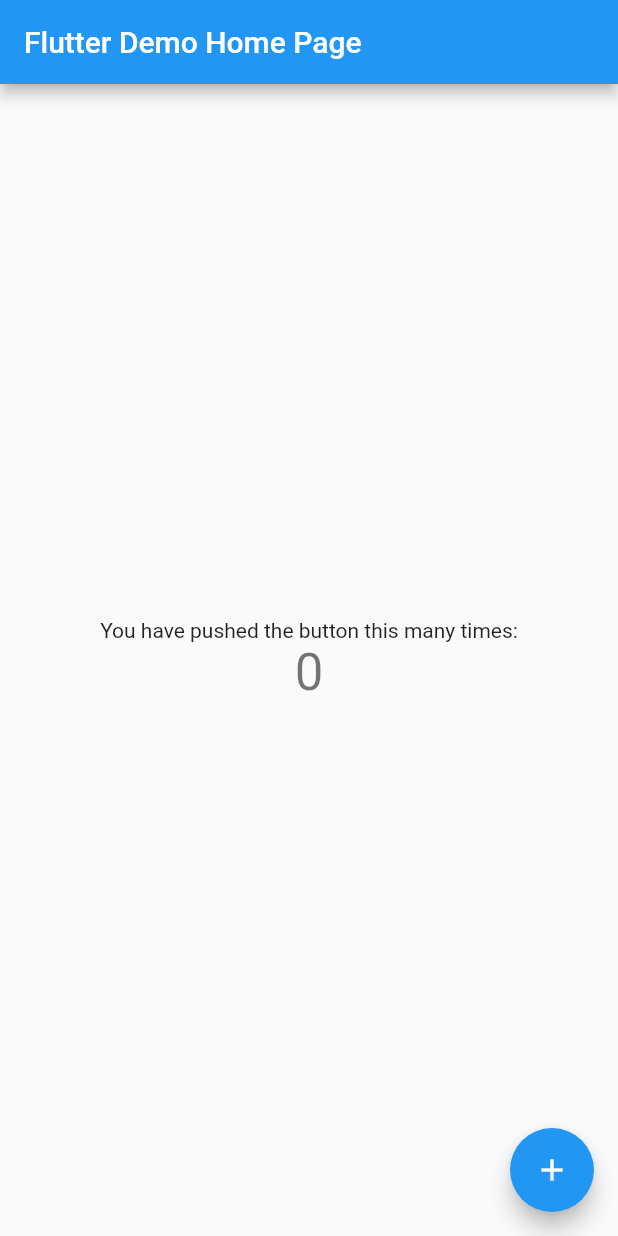
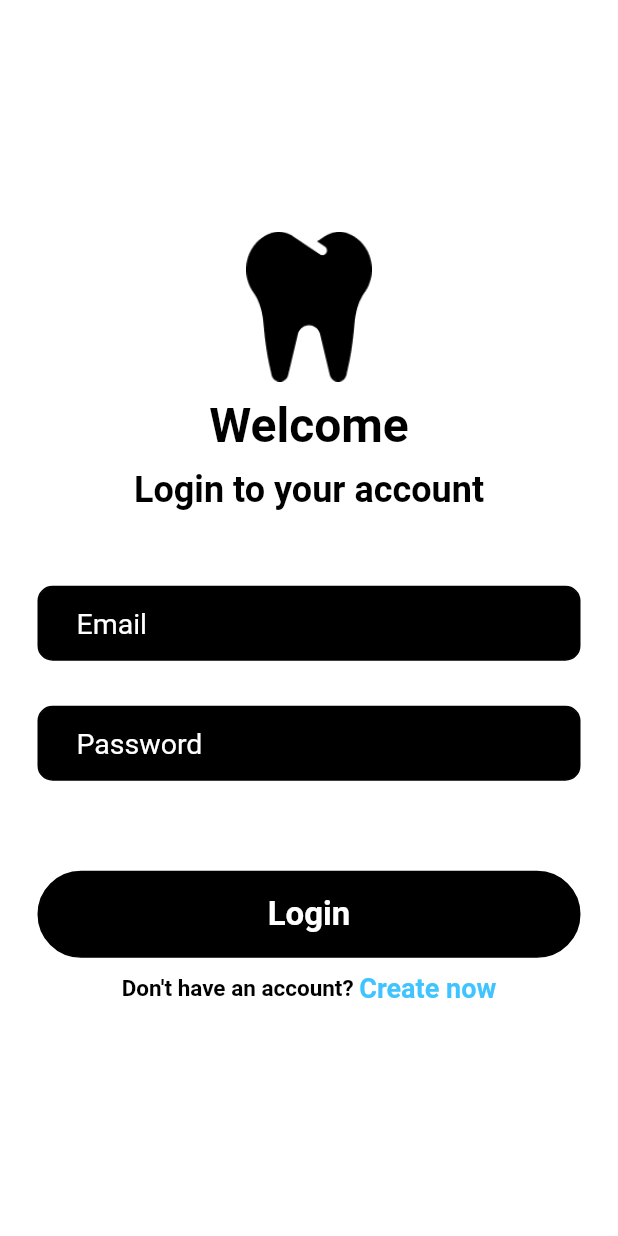
Before and after one commit to robertbusaru/flutter_framework_app_bachelors_degree_project, a Flutter app: the screen it shows after launch, on a phone screen of 412 x 824 dp. Run offline on Flutter 3.47's test engine with Material 2 defaults, Android fonts, the phone set to English and light mode, and no system bars; our stand-ins replace firebase_auth, firebase_core, google_fonts; accounts and stored records are empty.

Commit message:
login page update

```diff
--- a/lib/login_page.dart
+++ b/lib/login_page.dart
@@ -0,0 +1,154 @@
+import 'package:flutter/material.dart';
+import 'package:google_fonts/google_fonts.dart';
+
+class LoginPage extends StatefulWidget{
+  const LoginPage({Key? key}) : super(key: key);
+
+  @override
+  State<LoginPage> createState() => _LoginPageState();
+}
+
+class _LoginPageState extends State<LoginPage>{
+  @override
+  Widget build(BuildContext context){
+    return Scaffold(
+      backgroundColor: Colors.white,
+      body: SafeArea(
+        child: Center(
+          child:Column(
+            mainAxisAlignment: MainAxisAlignment.center,
+              children: [
+                Image.asset(
+                  'lib/images/vector_login.png',
+                  height: 100,
+                  width: 100,
+                ),
+                SizedBox(height: 10),
+                // Welcome \n Login to your account
+                Text('Welcome',
+                    style: GoogleFonts.aBeeZee(
+                      fontSize: 32,
+                      color: Colors.black,
+                      fontWeight: FontWeight.bold,
+                    )
+                ),
+                SizedBox(height: 10),
+                Text(
+                    'Login to your account',
+                    style: GoogleFonts.aBeeZee(
+                      fontSize: 24,
+                      color: Colors.black,
+                      fontWeight: FontWeight.bold,
+                    )
+                ),
+                SizedBox(height: 50),
+
+                // Email field
+                Padding(
+                  padding: const EdgeInsets.symmetric(horizontal: 25.0),
+                  child: Container(
+                    decoration: BoxDecoration(
+                      color: Colors.black,
+                      border: Border.all(color: Colors.black),
+                      borderRadius: BorderRadius.circular(10),
+                    ),
+                    child: Padding(
+                      padding: const EdgeInsets.symmetric(horizontal: 25.0),
+                      child: TextField(
+                        style: TextStyle(
+                          color: Colors.white,
+                        ),
+                        decoration: InputDecoration(
+                          border: InputBorder.none,
+                          hintText: 'Email',
+                          hintStyle: TextStyle(
+                            color: Colors.white,
+                            fontSize: 19,
+                          ),
+                        ),
+                      ),
+                    ),
+                  ),
+                ),
+                SizedBox(height: 30),
+
+                // Password field
+                Padding(
+                  padding: const EdgeInsets.symmetric(horizontal: 25.0),
+                  child: Container(
+                    decoration: BoxDecoration(
+                      color: Colors.black,
+                      border: Border.all(color: Colors.black),
+                      borderRadius: BorderRadius.circular(10),
+                    ),
+                    child: Padding(
+                      padding: const EdgeInsets.symmetric(horizontal: 25.0),
+                      child: TextField(
+                        style: TextStyle(
+                          color: Colors.white,
+                        ),
+                        obscureText: true,
+                        decoration: InputDecoration(
+                          border: InputBorder.none,
+                          hintText: 'Password',
+                          hintStyle: TextStyle(
+                            color: Colors.white,
+                            fontSize: 19,
+                          ),
+                        ),
+                      ),
+                    ),
+                  ),
+                ),
+                SizedBox(height: 60),
+
+                // sign in field
+                Padding(
+                  padding: const EdgeInsets.symmetric(horizontal: 25.0),
+                  child: Container(
+                    padding: EdgeInsets.all(15),
+                    decoration: BoxDecoration(
+                      color: Colors.black,
+                      border: Border.all(color: Colors.black),
+                      borderRadius: BorderRadius.circular(30),),
+                    child: Center(
+                      child: Text('Login',
+                          style: GoogleFonts.aBeeZee(
+                            fontSize: 22,
+                            color: Colors.white,
+                            fontWeight: FontWeight.bold,
+                          ),
+                      ),
+                    ),
+                  ),
+                ),
+                SizedBox(height: 10),
+
+                // Register now
+                Row(
+                  mainAxisAlignment: MainAxisAlignment.center,
+                  children: [
+                    Text(
+                      "Don't have an account? ",
+                        style: GoogleFonts.aBeeZee(
+                          fontSize: 15,
+                          color: Colors.black,
+                          fontWeight: FontWeight.bold,
+                        )
+                    ),
+                      Text(
+                        'Create now',
+                          style: GoogleFonts.aBeeZee(
+                            fontSize: 18,
+                            color: Colors.lightBlueAccent,
+                            fontWeight: FontWeight.bold,
+                          ),
+                      ),
+                  ],
+                ),
+              ]),
+        )
+      )
+    );
+  }
+}
--- a/lib/main.dart
+++ b/lib/main.dart
@@ -1,5 +1,6 @@
 import 'package:flutter/material.dart';
 import 'package:firebase_auth/firebase_auth.dart';
+import 'package:dentalapp/login_page.dart';
 
 void main() {
   runApp(const MyApp());
@@ -12,105 +13,9 @@ class MyApp extends StatelessWidget {
   @override
   Widget build(BuildContext context) {
     return MaterialApp(
-      title: 'Flutter Demo',
-      theme: ThemeData(
-        // This is the theme of your application.
-        //
-        // Try running your application with "flutter run". You'll see the
-        // application has a blue toolbar. Then, without quitting the app, try
-        // changing the primarySwatch below to Colors.green and then invoke
-        // "hot reload" (press "r" in the console where you ran "flutter run",
-        // or simply save your changes to "hot reload" in a Flutter IDE).
-        // Notice that the counter didn't reset back to zero; the application
-        // is not restarted.
-        primarySwatch: Colors.blue,
-      ),
-      home: const MyHomePage(title: 'Flutter Demo Home Page'),
+      debugShowCheckedModeBanner: false,
+      home: LoginPage(),
     );
   }
+
 }
-
-class MyHomePage extends StatefulWidget {
-  const MyHomePage({super.key, required this.title});
-
-  // This widget is the home page of your application. It is stateful, meaning
-  // that it has a State object (defined below) that contains fields that affect
-  // how it looks.
-
-  // This class is the configuration for the state. It holds the values (in this
-  // case the title) provided by the parent (in this case the App widget) and
-  // used by the build method of the State. Fields in a Widget subclass are
-  // always marked "final".
-
-  final String title;
-
-  @override
-  State<MyHomePage> createState() => _MyHomePageState();
-}
-
-class _MyHomePageState extends State<MyHomePage> {
-  int _counter = 0;
-
-  void _incrementCounter() {
-    setState(() {
-      // This call to setState tells the Flutter framework that something has
-      // changed in this State, which causes it to rerun the build method below
-      // so that the display can reflect the updated values. If we changed
-      // _counter without calling setState(), then the build method would not be
-      // called again, and so nothing would appear to happen.
-      _counter++;
-    });
-  }
-
-  @override
-  Widget build(BuildContext context) {
-    // This method is rerun every time setState is called, for instance as done
-    // by the _incrementCounter method above.
-    //
-    // The Flutter framework has been optimized to make rerunning build methods
-    // fast, so that you can just rebuild anything that needs updating rather
-    // than having to individually change instances of widgets.
-    return Scaffold(
-      appBar: AppBar(
-        // Here we take the value from the MyHomePage object that was created by
-        // the App.build method, and use it to set our appbar title.
-        title: Text(widget.title),
-      ),
-      body: Center(
-        // Center is a layout widget. It takes a single child and positions it
-        // in the middle of the parent.
-        child: Column(
-          // Column is also a layout widget. It takes a list of children and
-          // arranges them vertically. By default, it sizes itself to fit its
-          // children horizontally, and tries to be as tall as its parent.
-          //
-          // Invoke "debug painting" (press "p" in the console, choose the
-          // "Toggle Debug Paint" action from the Flutter Inspector in Android
-          // Studio, or the "Toggle Debug Paint" command in Visual Studio Code)
-          // to see the wireframe for each widget.
-          //
-          // Column has various properties to control how it sizes itself and
-          // how it positions its children. Here we use mainAxisAlignment to
-          // center the children vertically; the main axis here is the vertical
-          // axis because Columns are vertical (the cross axis would be
-          // horizontal).
-          mainAxisAlignment: MainAxisAlignment.center,
-          children: <Widget>[
-            const Text(
-              'You have pushed the button this many times:',
-            ),
-            Text(
-              '$_counter',
-              style: Theme.of(context).textTheme.headlineMedium,
-            ),
-          ],
-        ),
-      ),
-      floatingActionButton: FloatingActionButton(
-        onPressed: _incrementCounter,
-        tooltip: 'Increment',
-        child: const Icon(Icons.add),
-      ), // This trailing comma makes auto-formatting nicer for build methods.
-    );
-  }
-}
--- a/pubspec.yaml
+++ b/pubspec.yaml
@@ -35,6 +35,7 @@ dependencies:
   # The following adds the Cupertino Icons font to your application.
   # Use with the CupertinoIcons class for iOS style icons.
   cupertino_icons: ^1.0.2
+  google_fonts: ^4.0.3
   firebase_auth: ^4.2.8
 
 dev_dependencies:
@@ -60,7 +61,8 @@ flutter:
   uses-material-design: true
 
   # To add assets to your application, add an assets section, like this:
-  # assets:
+  assets:
+      - lib/images/vector_login.png
   #   - images/a_dot_burr.jpeg
   #   - images/a_dot_ham.jpeg
 
```
Also changed, not shown: lib/images/vector_login.png (added), pubspec.lock, 4 other files.
